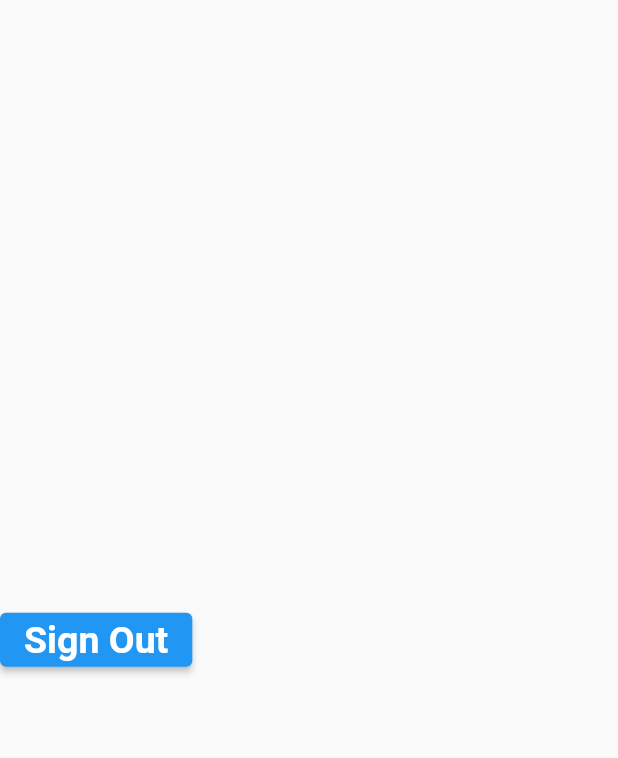
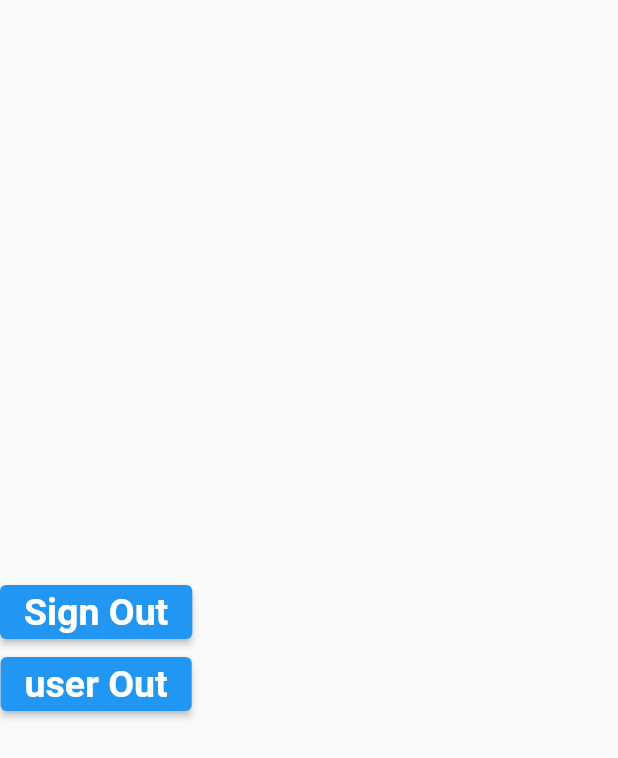
Before and after one commit to parthtsoneji/cabapp, a Flutter app: the screen it shows once a user with an empty profile is signed in, after a tap on "Sign Out", on a phone screen of 412 x 824 dp. Shown: the top 758 px of the screen. Run offline on Flutter 3.47's test engine with Material 2 defaults, Android fonts, the phone set to English and light mode, and no system bars; our stand-ins replace firebase_auth, firebase_core, google_sign_in; accounts and stored records are empty.

Commit message:
First Commit

```diff
--- a/lib/Screen/HomeScreen.dart
+++ b/lib/Screen/HomeScreen.dart
@@ -12,24 +12,40 @@ class HomeScreen extends StatefulWidget {
 class _HomeScreenState extends State<HomeScreen> {
   @override
   Widget build(BuildContext context) {
-    return Scaffold(
+    return MaterialApp(
+      home: SafeArea(
+        child: Scaffold(
           body: Column(
             crossAxisAlignment: CrossAxisAlignment.center,
             mainAxisAlignment: MainAxisAlignment.center,
             children: [
               Text(
-            FirebaseAuth.instance.currentUser!.email!,
-            style: const TextStyle(fontSize: 25, fontWeight: FontWeight.bold),
+                FirebaseAuth.instance.currentUser!.email.toString(),
+                style: const TextStyle(fontSize: 17, fontWeight: FontWeight.bold),
+              ),
+              Text(
+                FirebaseAuth.instance.currentUser!.uid.toString(),
+                style: const TextStyle(fontSize: 17, fontWeight: FontWeight.bold),
               ),
               ElevatedButton(
                   onPressed: () {
-                AuthService().signOut();
+                    AuthService().signOutGoogle();
                   },
                   child: const Text(
                     "Sign Out",
                     style: TextStyle(fontSize: 25, fontWeight: FontWeight.bold),
+                  )),
+              ElevatedButton(
+                  onPressed: () {
+                   FirebaseAuth.instance.signOut();
+                  },
+                  child: const Text(
+                    "user Out",
+                    style: TextStyle(fontSize: 25, fontWeight: FontWeight.bold),
                   ))
             ],
+          ),
+        ),
       ),
     );
   }
--- a/lib/Services/Auth.dart
+++ b/lib/Services/Auth.dart
@@ -1,36 +1,43 @@
-import 'package:cabapp/Screen/HomeScreen.dart';
-import 'package:cabapp/Screen/LoginPage.dart';
+import 'package:google_sign_in/google_sign_in.dart';
 import 'package:firebase_auth/firebase_auth.dart';
 import 'package:flutter/cupertino.dart';
-import 'package:google_sign_in/google_sign_in.dart';
+import 'package:cabapp/Screen/HomeScreen.dart';
 
-class AuthService {
+import '../Screen/Registration.dart';
+
+
+class AuthService{
+  FirebaseAuth auth = FirebaseAuth.instance;
+  final gooleSignIn = GoogleSignIn();
+  GoogleSignInAccount? _user;
+
+  GoogleSignInAccount get user => _user!;
+
   handleState() {
     return StreamBuilder(
       stream: FirebaseAuth.instance.authStateChanges(),
       builder: (context, snapshot) {
         if (snapshot.hasData) {
           return HomeScreen();
-        }
-        else {
-          return LoginPage();
+        } else {
+          return const RegisterScreen();
         }
       },
     );
   }
 
-  signInWithGoogle() async {
-    final GoogleSignInAccount? googleUser = await GoogleSignIn(
-        scopes: <String>['email']).signIn();
-    final GoogleSignInAuthentication googleAuth = await googleUser!
-        .authentication;
-
-    final credential = GoogleAuthProvider.credential(
-        accessToken: googleAuth.accessToken, idToken: googleAuth.idToken);
-
-    return await FirebaseAuth.instance.signInWithCredential(credential);
+  Future gooleLogIn() async {
+    final googleUser = await gooleSignIn.signIn();
+    if (googleUser == null) return;
+    _user = googleUser;
+    final googleAuth = await googleUser.authentication;
+    final credencial = GoogleAuthProvider.credential(
+        accessToken: googleAuth.accessToken,
+        idToken: googleAuth.idToken
+    );
+    await FirebaseAuth.instance.signInWithCredential(credencial);
   }
-  signOut() {
-    FirebaseAuth.instance.signOut();
+  void signOutGoogle() async {
+    await gooleSignIn.signOut();
   }
 }
--- a/pubspec.yaml
+++ b/pubspec.yaml
@@ -27,12 +27,16 @@ environment:
 # dependencies can be manually updated by changing the version numbers below to
 # the latest version available on pub.dev. To see which dependencies have newer
 # versions available, run `flutter pub outdated`.
+
 dependencies:
   flutter:
     sdk: flutter
   firebase_auth: ^4.4.0
   firebase_core: ^2.9.0
   google_sign_in: ^6.0.2
+  provider: ^6.0.5
+  font_awesome_flutter: ^10.4.0
+  cloud_firestore: ^4.5.0
 
   # The following adds the Cupertino Icons font to your application.
   # Use with the CupertinoIcons class for iOS style icons.
```
Also changed, not shown: lib/Screen/LoginPage.dart (+174 -69 lines), lib/Screen/Registration.dart (+107 -59 lines), pubspec.lock, 2 other files. Lines whose indentation alone changed are shown as unchanged.
